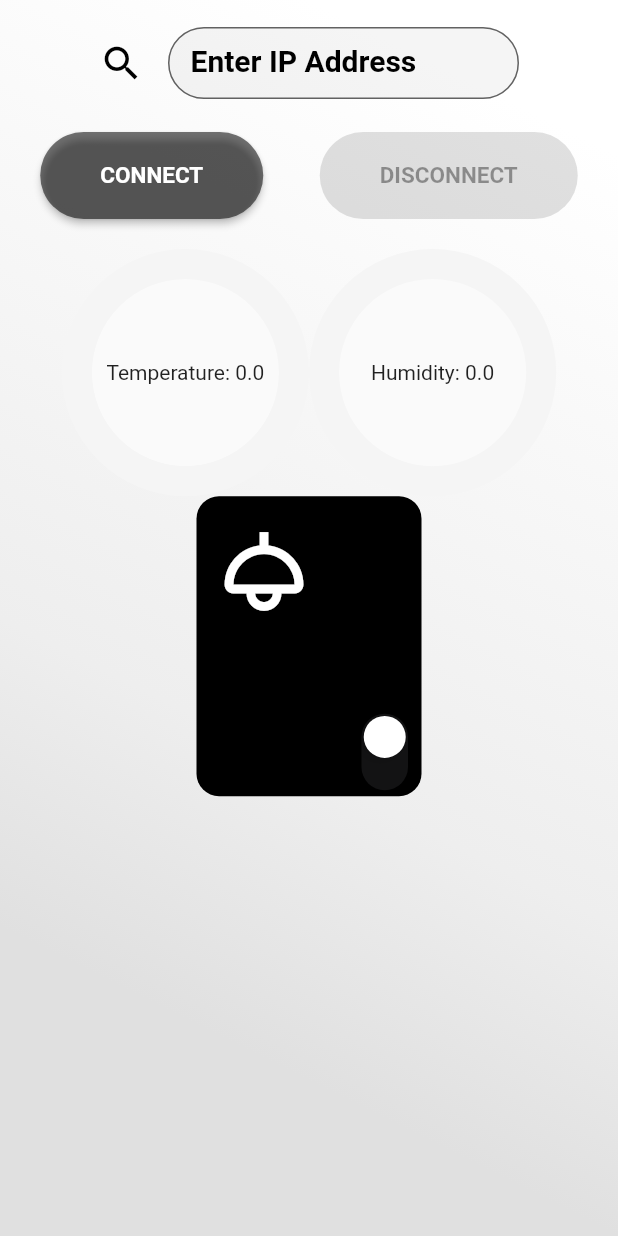
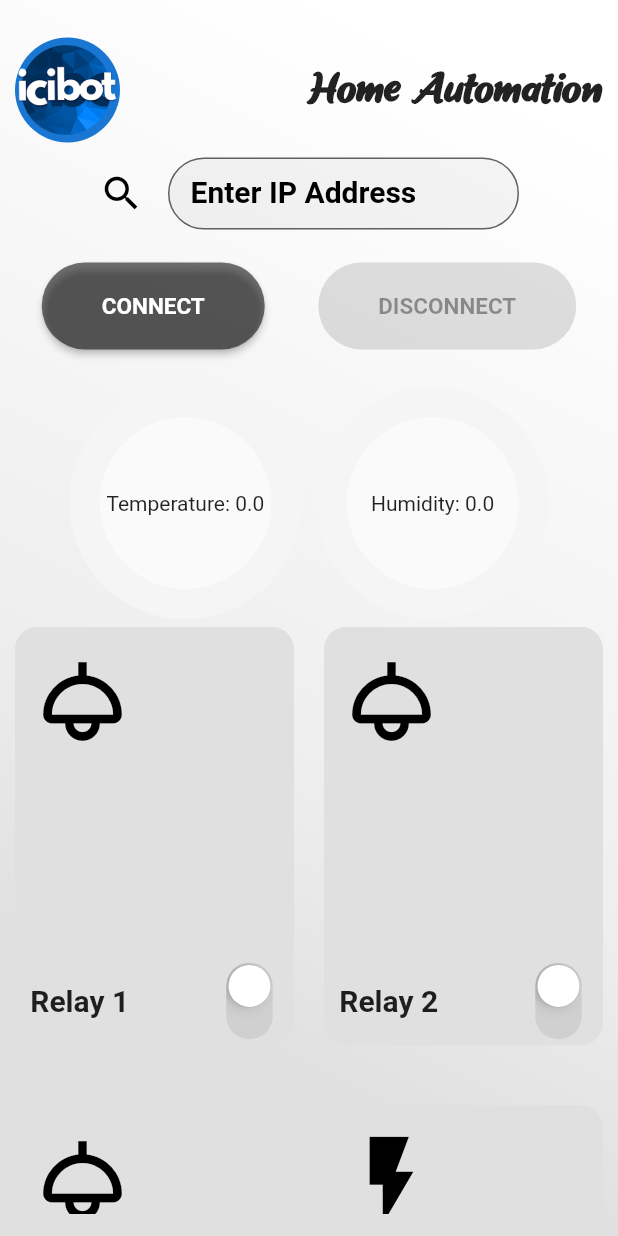
Before and after one commit to ascobani/homeAutomation_ui, a Flutter app: the screen it shows after launch, on a phone screen of 412 x 824 dp. Run offline on Flutter 3.47's test engine with Material 2 defaults, Android fonts, the phone set to English and light mode, and no system bars; drawn by our look-alikes of fl_chart; our stand-ins replace bloc, bloc_concurrency, equatable, flutter_bloc, stream_transform; missing offline and left inert: regexed_validator.

Commit message:
home screen app bar - relay item grid view added

```diff
--- a/lib/home_automation.dart
+++ b/lib/home_automation.dart
@@ -1,6 +1,8 @@
 import 'package:flutter/material.dart';
+import 'package:flutter_bloc/flutter_bloc.dart';
 import './screens/home_screen.dart';
 import 'screens/home_screen.dart';
+import './bloc/nodemcu_home_automation_bloc.dart';
 export './observer/global_bloc_observer.dart';
 export 'package:flutter/cupertino.dart';
 export 'package:flutter_bloc/flutter_bloc.dart';
@@ -13,12 +15,15 @@ class HomeAutomation extends StatelessWidget {
 
   @override
   Widget build(BuildContext context) {
-    return MaterialApp(
-      title: 'NodeMCU Home Automation Demo',
-      theme: ThemeData(
-        primarySwatch: Colors.blue,
+    return BlocProvider(
+      create: (context) => NodeMCUHomeAutomationBloc(),
+      child: MaterialApp(
+        title: 'NodeMCU Home Automation Demo',
+        theme: ThemeData(
+          primarySwatch: Colors.blue,
+        ),
+        home: const HomeScreen(title: 'NodeMCU Home Automation Demo'),
       ),
-      home: const HomeScreen(title: 'NodeMCU Home Automation Demo'),
     );
   }
 }
--- /dev/null
+++ b/lib/model/relay_item_model.dart
@@ -0,0 +1,16 @@
+import 'package:flutter/material.dart';
+
+class RelayItemModel {
+  final BuildContext context;
+  final String title;
+  final bool value;
+  final Function(bool) onChanged;
+  final IconData icon;
+
+  RelayItemModel(
+      {required this.context,
+      required this.title,
+      required this.value,
+      required this.onChanged,
+      required this.icon});
+}
--- /dev/null
+++ b/lib/relay_item_data.dart
@@ -0,0 +1,47 @@
+import 'package:flutter/material.dart';
+import 'package:flutter_bloc/flutter_bloc.dart';
+//page imports
+import './model/relay_item_model.dart';
+import 'bloc/nodemcu_home_automation_bloc.dart';
+
+List<RelayItemModel> relayData(
+    BuildContext context, NodeMCUHomeAutomationState state) {
+  return [
+    RelayItemModel(
+      context: context,
+      title: "Relay 1",
+      value: state.data?.relay1 ?? false,
+      onChanged: (p0) => context
+          .read<NodeMCUHomeAutomationBloc>()
+          .add(SendDataToNodeMCU('toggleCh1')),
+      icon: Icons.light_outlined,
+    ),
+    RelayItemModel(
+      context: context,
+      title: "Relay 2",
+      value: state.data?.relay2 ?? false,
+      onChanged: (p0) => context
+          .read<NodeMCUHomeAutomationBloc>()
+          .add(SendDataToNodeMCU('toggleCh2')),
+      icon: Icons.light_outlined,
+    ),
+    RelayItemModel(
+      context: context,
+      title: "Relay 3",
+      value: state.data?.relay3 ?? false,
+      onChanged: (p0) => context
+          .read<NodeMCUHomeAutomationBloc>()
+          .add(SendDataToNodeMCU('toggleCh3')),
+      icon: Icons.light_outlined,
+    ),
+    RelayItemModel(
+      context: context,
+      title: "Relay 4",
+      value: state.data?.relay4 ?? false,
+      onChanged: (p0) => context
+          .read<NodeMCUHomeAutomationBloc>()
+          .add(SendDataToNodeMCU('toggleCh4')),
+      icon: Icons.flash_on_outlined,
+    ),
+  ];
+}
--- a/lib/screens/home_screen.dart
+++ b/lib/screens/home_screen.dart
@@ -6,6 +6,7 @@ import 'package:nodemcu_home_automation/bloc/nodemcu_home_automation_bloc.dart';
 import 'package:regexed_validator/regexed_validator.dart';
 import 'package:web_socket_channel/web_socket_channel.dart';
 import "../constants/home_page_constants.dart";
+import "../relay_item_data.dart";
 
 class HomeScreen extends StatefulWidget {
   const HomeScreen({super.key, required this.title});
@@ -35,12 +36,10 @@ class _HomeScreenState extends State<HomeScreen> {
 
   @override
   Widget build(BuildContext context) {
-    return BlocProvider(
-      create: (context) => NodeMCUHomeAutomationBloc(),
-      child: Scaffold(
+    return Scaffold(
       body: Center(
-          child: BlocConsumer<NodeMCUHomeAutomationBloc,
-              NodeMCUHomeAutomationState>(
+        child:
+            BlocConsumer<NodeMCUHomeAutomationBloc, NodeMCUHomeAutomationState>(
           listener: (context, state) {
             if (state.status == NodeMCUHomeAutomationStatus.error) {
               ScaffoldMessenger.of(context).showSnackBar(
@@ -69,9 +68,35 @@ class _HomeScreenState extends State<HomeScreen> {
                 0.8
               ], begin: Alignment.topRight, end: Alignment.bottomLeft)),
               child: Padding(
-                  padding: const EdgeInsets.all(8.0),
+                padding: const EdgeInsets.only(
+                    top: 25, left: 10, right: 10, bottom: 15),
                 child: Column(
                   children: [
+                    Row(
+                      mainAxisAlignment: MainAxisAlignment.spaceBetween,
+                      children: [
+                        SizedBox(
+                            height: 70,
+                            width: 70,
+                            child: CircleAvatar(
+                              radius: 16.0,
+                              child: ClipRRect(
+                                borderRadius: BorderRadius.circular(50.0),
+                                child: Image.asset(
+                                    "assets/images/icibot_logo.png"),
+                              ),
+                            )),
+                        SizedBox(
+                          child: Text(
+                            "Home Automation",
+                            style: TextStyle(
+                                fontWeight: FontWeight.bold,
+                                fontSize: 25,
+                                fontFamily: "ShortBaby"),
+                          ),
+                        )
+                      ],
+                    ),
                     Column(
                       mainAxisAlignment: MainAxisAlignment.center,
                       children: [
@@ -125,8 +150,7 @@ class _HomeScreenState extends State<HomeScreen> {
                               child: const Text(
                                 'CONNECT',
                                 style: TextStyle(
-                                      fontWeight: FontWeight.bold,
-                                      fontSize: 15),
+                                    fontWeight: FontWeight.bold, fontSize: 15),
                               ),
                             ),
                             ElevatedButton(
@@ -143,8 +167,7 @@ class _HomeScreenState extends State<HomeScreen> {
                               child: const Text(
                                 'DISCONNECT',
                                 style: TextStyle(
-                                      fontWeight: FontWeight.bold,
-                                      fontSize: 15),
+                                    fontWeight: FontWeight.bold, fontSize: 15),
                               ),
                             ),
                           ],
@@ -152,11 +175,9 @@ class _HomeScreenState extends State<HomeScreen> {
                       ],
                     ),
                     const SizedBox(height: 20),
-
                     SizedBox(
                       width: MediaQuery.of(context).size.width * 0.8,
                       child: Row(
-                          mainAxisAlignment: MainAxisAlignment.spaceEvenly,
                         children: [
                           SizedBox(
                               width: MediaQuery.of(context).size.width * 0.4,
@@ -183,12 +204,40 @@ class _HomeScreenState extends State<HomeScreen> {
                         ],
                       ),
                     ),
-                      GestureDetector(
+                    Expanded(
+                      child: GridView.builder(
+                        gridDelegate: SliverGridDelegateWithMaxCrossAxisExtent(
+                          childAspectRatio: 2 / 3,
+                          crossAxisSpacing: 20,
+                          mainAxisSpacing: 40,
+                          maxCrossAxisExtent: 200,
+                        ),
+                        itemCount: relayData(context, state).length,
+                        itemBuilder: (context, index) => gestureDetectorItem(
+                          context,
+                          relayData(context, state).elementAt(index).title,
+                          relayData(context, state).elementAt(index).value,
+                          relayData(context, state).elementAt(index).onChanged,
+                          relayData(context, state).elementAt(index).icon,
+                        ),
+                      ),
+                    ),
+                  ],
+                ),
+              ),
+            );
+          },
+        ),
+      ),
+    );
+  }
+
+  GestureDetector gestureDetectorItem(BuildContext context, String title,
+      bool value, Function(bool) onChanged, IconData icon) {
+    return GestureDetector(
       child: AnimatedContainer(
         decoration: BoxDecoration(
-                            color: state.data?.relay1 != false
-                                ? Colors.black
-                                : Colors.grey.shade300,
+          color: value == false ? Colors.grey.shade300 : Colors.black,
           borderRadius: BorderRadius.circular(15),
         ),
         height: 200,
@@ -199,70 +248,35 @@ class _HomeScreenState extends State<HomeScreen> {
             mainAxisAlignment: MainAxisAlignment.spaceBetween,
             children: [
               Padding(
-                                  padding: const EdgeInsets.symmetric(
-                                      horizontal: 10, vertical: 15),
+                padding:
+                    const EdgeInsets.symmetric(horizontal: 10, vertical: 15),
                 child: Icon(
-                                    Icons.light_outlined,
-                                    color: state.data?.relay1 != false
-                                        ? Colors.white
-                                        : Colors.black,
+                  icon,
+                  color: value == false ? Colors.black : Colors.white,
                   size: 70,
                 ),
               ),
-                                customCupertinoSwitch(
-                                    'Relay1',
-                                    state.data?.relay1 ?? false,
-                                    (p0) => context
-                                        .read<NodeMCUHomeAutomationBloc>()
-                                        .add(SendDataToNodeMCU('toggleCh1'))),
-                              ]),
+              Row(
+                mainAxisAlignment: MainAxisAlignment.spaceAround,
+                crossAxisAlignment: CrossAxisAlignment.center,
+                children: [
+                  SizedBox(
+                      child: Text(
+                    title,
+                    maxLines: 2,
+                    style: TextStyle(fontSize: 20, fontWeight: FontWeight.bold),
+                  )),
+                  const SizedBox(width: 20),
+                  RotatedBox(
+                    quarterTurns: 1,
+                    child: CupertinoSwitch(
+                      value: value,
+                      onChanged: onChanged,
                     ),
-                      )
-                      // Text(
-                      //   state.data?.temperature != null
-                      //       ? 'Temperature: ${state.data!.temperature}'
-                      //       : 'Temperature: 0.0',
-                      //   style: TextStyle(color: Colors.black, fontSize: 20),
-                      // ),
-                      // const SizedBox(height: 20),
-                      // Text(
-                      //   state.data?.humidity != null
-                      //       ? 'Humidity: ${state.data!.humidity}'
-                      //       : 'Humidity: 0.0',
-                      //   style: TextStyle(color: Colors.black, fontSize: 20),
-                      // ),
-                      //const SizedBox(height: 20),
-                      // customCupertinoSwitch(
-                      //     'Relay1',
-                      //     state.data?.relay1 ?? false,
-                      //     (p0) => context
-                      //         .read<NodeMCUHomeAutomationBloc>()
-                      //         .add(SendDataToNodeMCU('toggleCh1'))),
-                      // customCupertinoSwitch(
-                      //     'Relay2',
-                      //     state.data?.relay2 ?? false,
-                      //     (p0) => context
-                      //         .read<NodeMCUHomeAutomationBloc>()
-                      //         .add(SendDataToNodeMCU('toggleCh2'))),
-                      // customCupertinoSwitch(
-                      //     'Relay3',
-                      //     state.data?.relay3 ?? false,
-                      //     (p0) => context
-                      //         .read<NodeMCUHomeAutomationBloc>()
-                      //         .add(SendDataToNodeMCU('toggleCh3'))),
-                      // customCupertinoSwitch(
-                      //     'Relay4',
-                      //     state.data?.relay4 ?? false,
-                      //     (p0) => context
-                      //         .read<NodeMCUHomeAutomationBloc>()
-                      //         .add(SendDataToNodeMCU('toggleCh4'))),
+                  ),
                 ],
               ),
-                ),
-              );
-            },
-          ),
-        ),
+            ]),
       ),
     );
   }
@@ -270,6 +284,8 @@ class _HomeScreenState extends State<HomeScreen> {
   Widget pieChart(double value, double valueRemaining) {
     return AspectRatio(
       aspectRatio: 1,
+      child: Padding(
+        padding: EdgeInsets.all(5),
         child: PieChart(
           PieChartData(
             centerSpaceColor: Colors.grey.shade50,
@@ -304,36 +320,7 @@ class _HomeScreenState extends State<HomeScreen> {
             ],
           ),
         ),
+      ),
     );
   }
 }
-
-Widget customCupertinoSwitch(
-    String title, bool value, Function(bool) onChanged) {
-  return Row(
-    mainAxisAlignment: MainAxisAlignment.spaceAround,
-    crossAxisAlignment: CrossAxisAlignment.center,
-    children: [
-      SizedBox(
-          child: Text(
-        title,
-        maxLines: 2,
-        style: TextStyle(fontSize: 20, fontWeight: FontWeight.bold),
-      )),
-      const SizedBox(width: 20),
-      RotatedBox(
-        quarterTurns: 1,
-        child: CupertinoSwitch(
-          value: value,
-          onChanged: onChanged,
-        ),
-      ),
-    ],
-  );
-}
-
-class ChartData {
-  final String title;
-  final double value;
-  ChartData(this.title, this.value);
-}
```
Also changed, not shown: pubspec.yaml (+7 -10 lines), assets/fonts/ShortBaby-Mg2w.ttf (added), assets/images/icibot_logo.png (added), pubspec.lock. Lines whose indentation alone changed are shown as unchanged.
